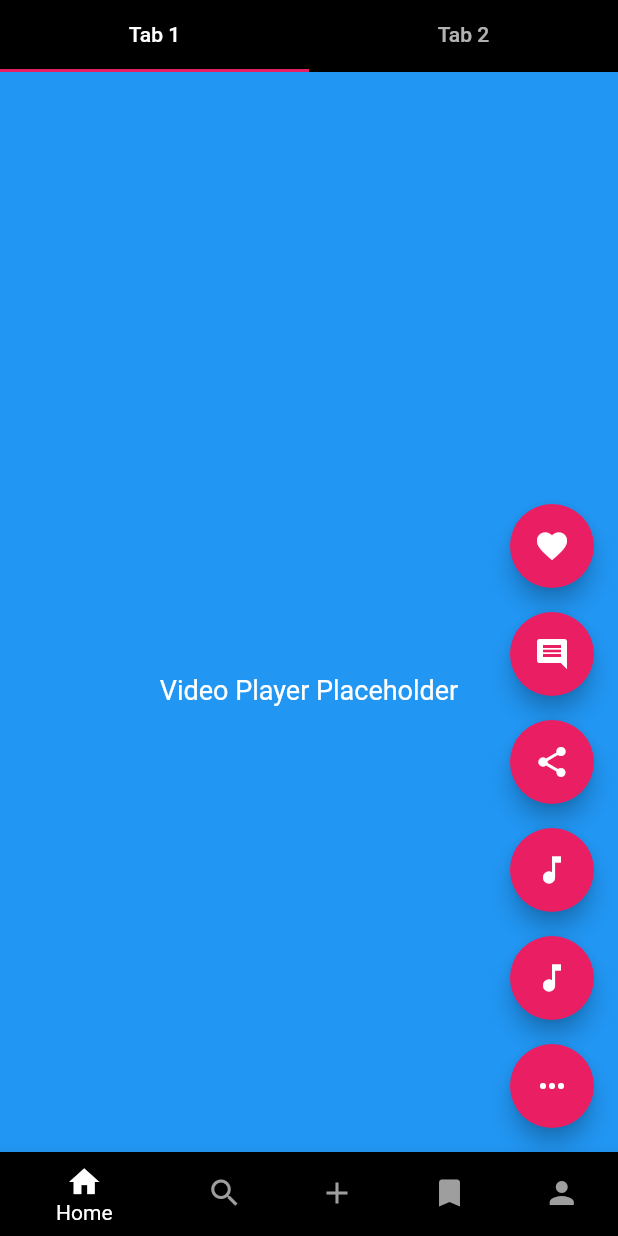
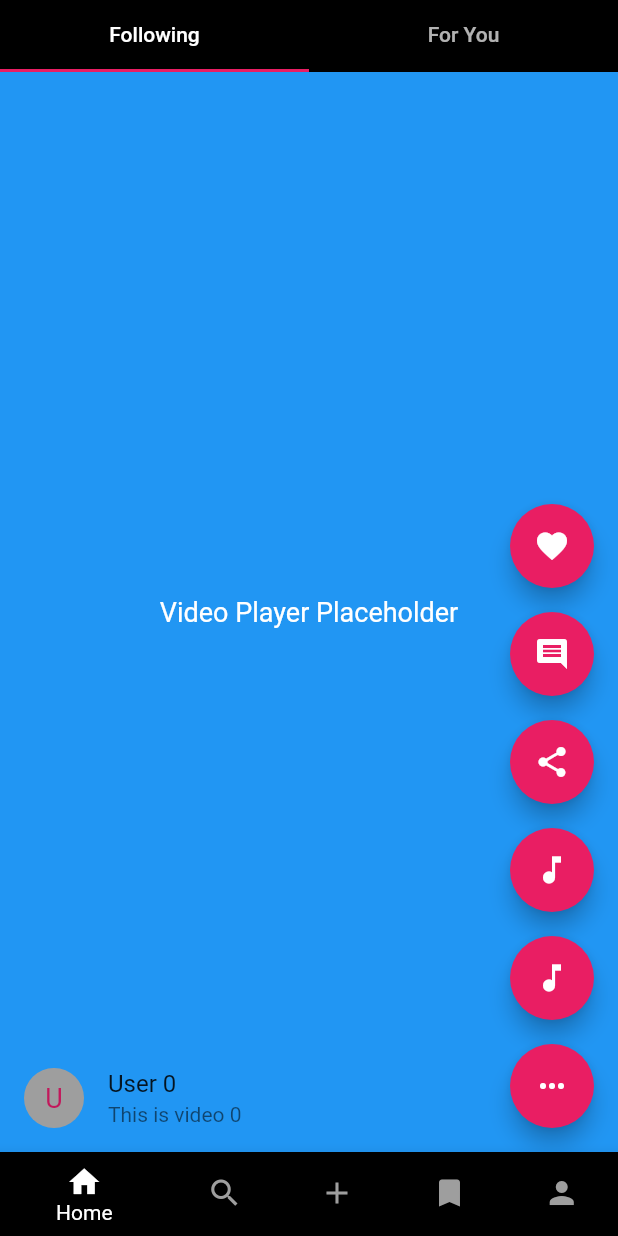
Before and after one commit to ShanavasPS/FlutterTikTokClone, a Flutter app: the screen it shows after launch, on a phone screen of 412 x 824 dp. Run offline on Flutter 3.47's test engine with Material 2 defaults, Android fonts, the phone set to English and light mode, and no system bars.

Commit message:
Fixed the screen layout

```diff
--- a/lib/main.dart
+++ b/lib/main.dart
@@ -45,7 +45,7 @@ class CustomPageTransitionsBuilder extends PageTransitionsBuilder {
 }
 
 class HomePage extends StatelessWidget {
-  const HomePage({super.key});
+  const HomePage({Key? key});
 
   @override
   Widget build(BuildContext context) {
@@ -59,8 +59,8 @@ class HomePage extends StatelessWidget {
               children: [
                 TabBar(
                   tabs: [
-                    Tab(text: 'Tab 1'),
-                    Tab(text: 'Tab 2'),
+                    Tab(text: 'Following'),
+                    Tab(text: 'For You'),
                   ],
                 ),
                 Expanded(
@@ -72,7 +72,7 @@ class HomePage extends StatelessWidget {
                           child: Column(
                             children: [
                               SizedBox(
-                                height: MediaQuery.of(context).size.height,
+                                height: MediaQuery.of(context).size.height - kToolbarHeight - MediaQuery.of(context).padding.top - kTextTabBarHeight, // Subtract the height of the tab bar
                                 child: PageView.builder(
                                   scrollDirection: Axis.vertical,
                                   itemCount: 10,
@@ -95,7 +95,7 @@ class HomePage extends StatelessWidget {
                           child: Column(
                             children: [
                               SizedBox(
-                                height: MediaQuery.of(context).size.height,
+                                height: MediaQuery.of(context).size.height - kToolbarHeight - MediaQuery.of(context).padding.top - kTextTabBarHeight, // Subtract the height of the tab bar
                                 child: PageView.builder(
                                   scrollDirection: Axis.vertical,
                                   itemCount: 10,
@@ -189,6 +189,7 @@ class HomePage extends StatelessWidget {
     );
   }
 }
+
 
 
 class VideoFeed extends StatelessWidget {
```
